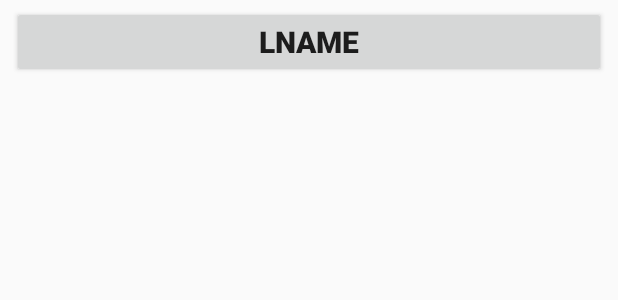
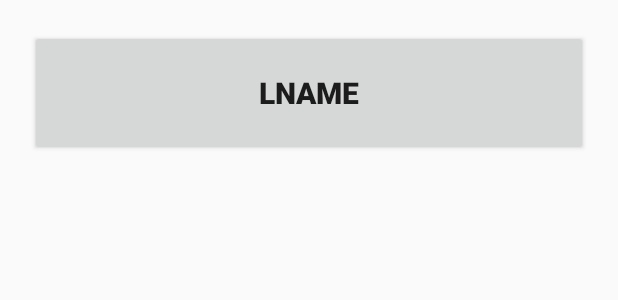
Before and after one commit to prabhjotnarwal/LearningLanguage, an Android app: the layout layout_levels.xml on its own in the app's theme, with its tools: preview values and no code run, on a phone screen of 412 x 824 dp. Shown: the top 300 px of the screen. Run offline under Robolectric (Android 15) with nearby library versions, the phone set to English and light mode, and no system bars.

Commit message:
display list of levels on user side minor changes

```diff
--- a/app/src/main/java/com/example/learninglanguage/categoryActivity.java
+++ b/app/src/main/java/com/example/learninglanguage/categoryActivity.java
@@ -16,7 +16,7 @@ ListView lv;
         setContentView(R.layout.activity_category);
         lv = findViewById(R.id.listview1);
         String[] mobileArray = {"Alphabets","color", "Fruit", "Vegetable", "Body Part Names","Shape","Toy","Transport","Bird","Animal"};
-        int flags[] = {R.drawable.abc, R.drawable.numbers, R.drawable.fruits, R.drawable.veg,R.drawable.body,R.drawable.shape,R.drawable.toys,R.drawable.transport,R.drawable.bird,R.drawable.animals};
+        int flags[] = {R.drawable.abc, R.drawable.numbers, R.drawable.numbers, R.drawable.veg,R.drawable.body,R.drawable.shape,R.drawable.toys,R.drawable.transport,R.drawable.bird,R.drawable.animals};
 
         categoryAdapter customAdapter = new categoryAdapter(getApplicationContext(), mobileArray, flags);
         lv.setAdapter(customAdapter);
--- a/app/src/main/java/com/example/learninglanguage/viewLevels.java
+++ b/app/src/main/java/com/example/learninglanguage/viewLevels.java
@@ -6,6 +6,8 @@ import androidx.recyclerview.widget.DefaultItemAnimator;
 import androidx.recyclerview.widget.LinearLayoutManager;
 import androidx.recyclerview.widget.RecyclerView;
 
+import android.content.Context;
+import android.content.Intent;
 import android.os.Bundle;
 import android.view.View;
 import android.widget.ProgressBar;
@@ -29,6 +31,7 @@ private ProgressBar progressBar1;
     private FirebaseDatabase db;
     private DatabaseReference ref;
     private List<uploadLevel> lUpload=new ArrayList<>();
+
   ValueEventListener valueEventListener;
     boolean levelExists = false;
     @Override
@@ -52,8 +55,7 @@ valueEventListener=ref.addValueEventListener(new ValueEventListener() {
                     uploadLevel upLevel= dss.getValue(uploadLevel.class);
                     upLevel.setlKey(dss.getKey());
                     lUpload.add(upLevel);
-//                    adapter = new levelAdapter(viewLevels.this, levelList, idList);
-//                    lrc.setAdapter(adapter);
+
                 }
                 adapter.notifyDataSetChanged();
                 progressBar1.setVisibility(View.GONE);
--- a/app/src/main/res/layout/activity_view_levels.xml
+++ b/app/src/main/res/layout/activity_view_levels.xml
@@ -4,6 +4,7 @@
     xmlns:tools="http://schemas.android.com/tools"
     android:layout_width="match_parent"
     android:layout_height="match_parent"
+    android:background="@drawable/bg"
     tools:context=".viewLevels">
 
     <androidx.recyclerview.widget.RecyclerView
--- a/app/src/main/res/layout/layout_levels.xml
+++ b/app/src/main/res/layout/layout_levels.xml
@@ -10,19 +10,17 @@
     android:layout_marginBottom="8dp"
     android:orientation="horizontal"
     android:weightSum="10"
-    android:layout_gravity="center">
-    <LinearLayout
-        android:layout_width="match_parent"
-        android:layout_height="wrap_content"
-        android:orientation="vertical"
-        android:layout_margin="8dp">
+    android:layout_margin="20dp"
+    android:gravity="center">
+
     <Button
         android:id="@+id/lname"
         android:layout_width="match_parent"
-        android:layout_height="wrap_content"
+        android:layout_height="84dp"
+        android:gravity="center"
         android:text="lname"
         android:textSize="20sp"
-        android:textStyle="bold"/>
+        android:textStyle="bold" />
     </LinearLayout>
-</LinearLayout>
+
 </ScrollView>
```
Also changed, not shown: app/src/main/AndroidManifest.xml (+17 -6 lines), app/src/main/java/com/example/learninglanguage/levelAdapter.java (+28 -6 lines), app/src/main/java/com/example/learninglanguage/levelViewHolder.java (deleted, +0 -21 lines).
